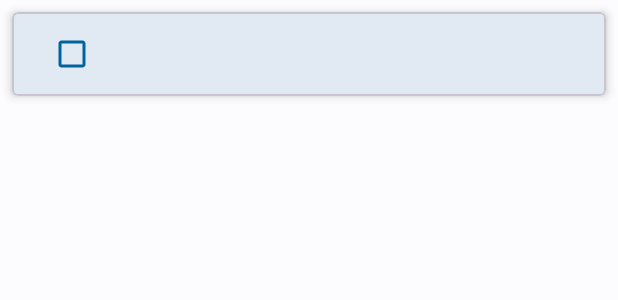
After one commit to CS-501-TeamMSH/FinalProject, an Android app: the layout item_todo.xml on its own in the app's theme, with its tools: preview values and no code run, on a phone screen of 412 x 824 dp. The commit adds this screen. Shown: the top 300 px of the screen. Run offline under Robolectric (Android 15) with nearby library versions, the phone set to English and light mode, and no system bars.

Commit message:
Initial To-Do tab layout -- needs fixing

```diff
--- a/app/src/main/java/com/example/finalproject/ImageDetailActivity.kt
+++ b/app/src/main/java/com/example/finalproject/ImageDetailActivity.kt
@@ -70,7 +70,8 @@ class ImageDetailActivity : AppCompatActivity() {
             val cancelButton = findViewById<Button>(R.id.cancelButton)
 
             saveButton.setOnClickListener {
-                preventFirebaseDuplicates(bitmap, result.text.toString())
+                preventFirebaseDuplicates(resizedBitmap, result.text.toString())
+
             }
             cancelButton.setOnClickListener {
                 // Finish the activity when the cancel button is clicked
--- /dev/null
+++ b/app/src/main/java/com/example/finalproject/ToDoItem.kt
@@ -0,0 +1,3 @@
+package com.example.finalproject
+
+data class ToDoItem(val text: String, val checked: Boolean)
--- /dev/null
+++ b/app/src/main/res/drawable/baseline_check_box_24.xml
@@ -0,0 +1,5 @@
+<vector android:height="24dp" android:tint="#000000"
+    android:viewportHeight="24" android:viewportWidth="24"
+    android:width="24dp" xmlns:android="http://schemas.android.com/apk/res/android">
+    <path android:fillColor="@android:color/white" android:pathData="M19,3L5,3c-1.11,0 -2,0.9 -2,2v14c0,1.1 0.89,2 2,2h14c1.11,0 2,-0.9 2,-2L21,5c0,-1.1 -0.89,-2 -2,-2zM10,17l-5,-5 1.41,-1.41L10,14.17l7.59,-7.59L19,8l-9,9z"/>
+</vector>
--- /dev/null
+++ b/app/src/main/res/layout/item_todo.xml
@@ -0,0 +1,46 @@
+<?xml version="1.0" encoding="utf-8"?>
+<androidx.constraintlayout.widget.ConstraintLayout
+    xmlns:android="http://schemas.android.com/apk/res/android"
+    xmlns:app="http://schemas.android.com/apk/res-auto"
+    android:layout_width="match_parent"
+    android:layout_height="wrap_content">
+
+    <com.google.android.material.card.MaterialCardView
+        android:id="@+id/todoCardView"
+        android:layout_width="match_parent"
+        android:layout_height="56dp"
+        android:layout_margin="8dp"
+        app:cardCornerRadius="4dp"
+        app:cardElevation="4dp"
+        app:layout_constraintBottom_toBottomOf="parent"
+        app:layout_constraintEnd_toEndOf="parent"
+        app:layout_constraintStart_toStartOf="parent"
+        app:layout_constraintTop_toTopOf="parent">
+
+        <CheckBox
+            android:id="@+id/todoCheckBox"
+            android:layout_width="wrap_content"
+            android:layout_height="wrap_content"
+            android:layout_marginStart="16dp"
+            android:layout_marginTop="8dp"
+            android:layout_marginBottom="8dp"
+            app:buttonTint="@color/md_theme_primary"
+            app:layout_constraintBottom_toBottomOf="parent"
+            app:layout_constraintStart_toStartOf="parent"
+            app:layout_constraintTop_toTopOf="parent" />
+
+        <TextView
+            android:id="@+id/todoTextView"
+            android:layout_width="0dp"
+            android:layout_height="wrap_content"
+            android:layout_marginStart="8dp"
+            android:layout_marginEnd="16dp"
+            android:text="@string/todoText"
+            app:layout_constraintBottom_toBottomOf="parent"
+            app:layout_constraintEnd_toEndOf="parent"
+            app:layout_constraintStart_toEndOf="@+id/todoCheckBox"
+            app:layout_constraintTop_toTopOf="parent" />
+
+    </com.google.android.material.card.MaterialCardView>
+
+</androidx.constraintlayout.widget.ConstraintLayout>
--- a/app/src/main/res/menu/bottom_navigation_menu.xml
+++ b/app/src/main/res/menu/bottom_navigation_menu.xml
@@ -6,7 +6,7 @@
         android:icon="@drawable/baseline_house_24"/>
 
     <item
-        android:id="@+id/navigation_profile"
-        android:title="Upload Image"
-        android:icon="@drawable/round_camera_alt_24"/>
+        android:id="@+id/navigation_ToDo"
+        android:title="ToDo"
+        android:icon="@drawable/baseline_check_box_24"/>
 </menu>
--- a/app/src/main/res/values/strings.xml
+++ b/app/src/main/res/values/strings.xml
@@ -14,4 +14,5 @@
         <string name="take_picture">Take Picture</string>
     <string name="menu_gallery">Photo Gallery</string>
     <string name="menu_take_picture">Take Picture</string>
+    <string name="todoText" />
 </resources>
```
Also changed, not shown: app/src/main/java/com/example/finalproject/MainActivity.kt (+6 -2 lines), app/src/main/java/com/example/finalproject/ToDoAdapter.kt (added, +42 -0 lines), app/src/main/java/com/example/finalproject/ToDoListActivity.kt (added, +72 -0 lines), app/src/main/res/layout/activity_todo_list.xml (added, +75 -0 lines).
